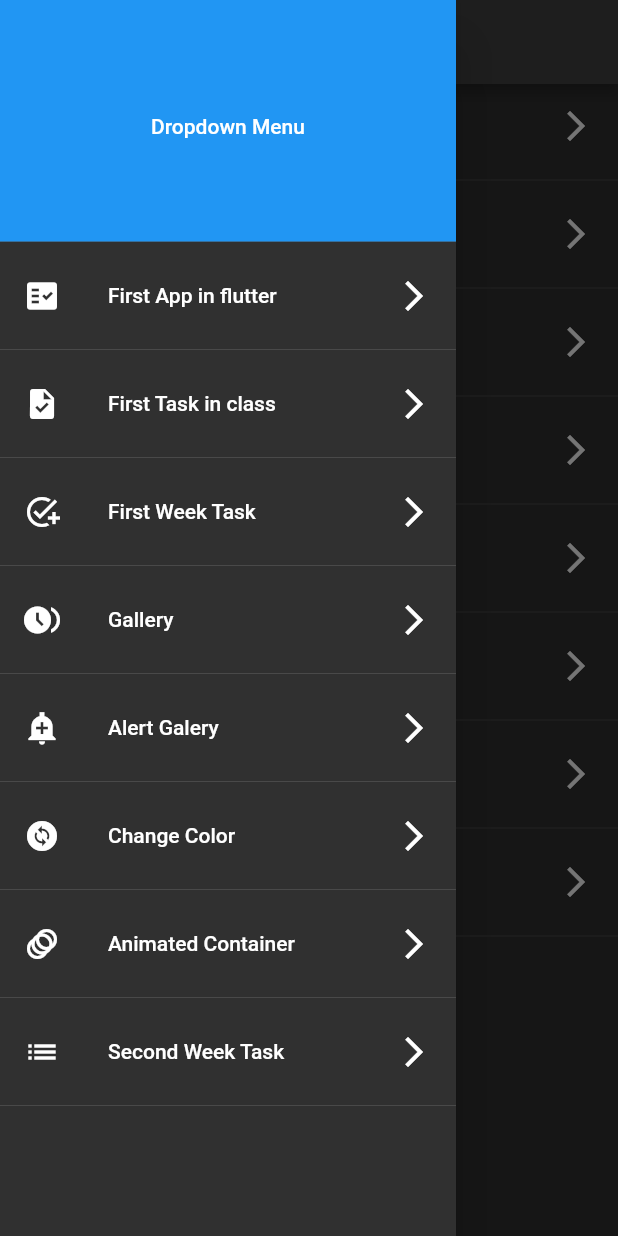
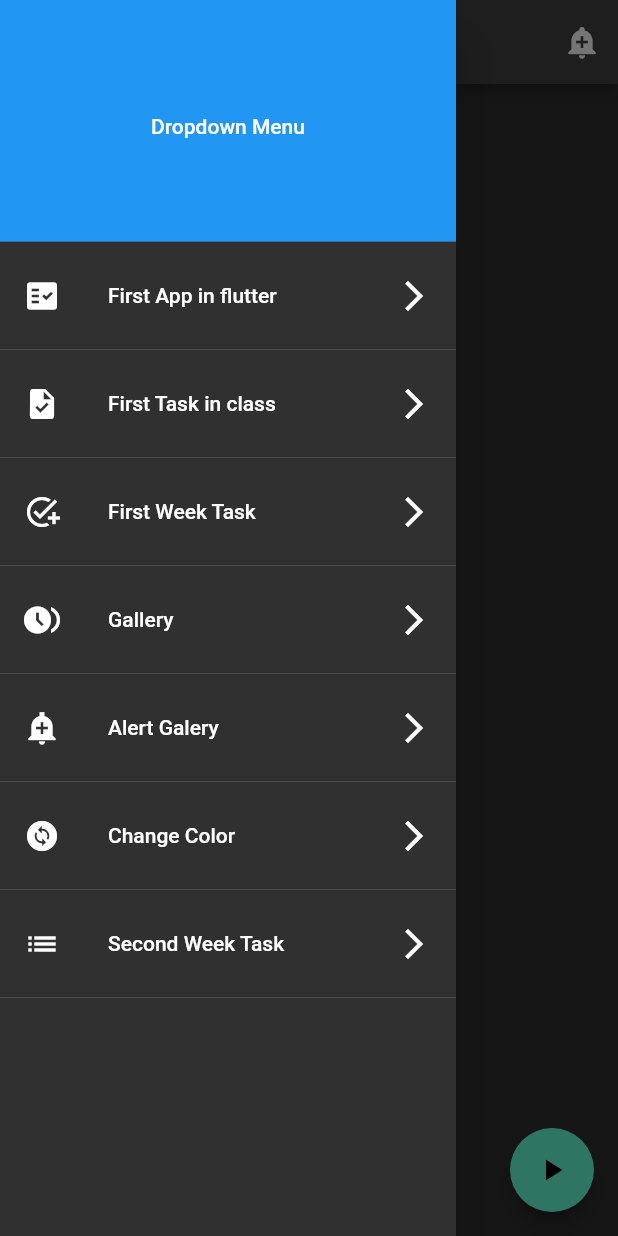
Before and after one commit to DeijoseDevelop/proyecto_flutter_LSV, a Flutter app: the screen it shows after launch, with the side drawer open, on a phone screen of 412 x 824 dp. Run offline on Flutter 3.47's test engine with Material 2 defaults, Android fonts, the phone set to English and light mode, and no system bars.

Commit message:
add sidebar, modify home page and improve code

```diff
--- a/lib/src/routes/routes.dart
+++ b/lib/src/routes/routes.dart
@@ -8,7 +8,6 @@ import 'package:final_project_of_mobile/src/view/cont_page.dart';
 import 'package:final_project_of_mobile/src/view/gallery_view.dart';
 import 'package:final_project_of_mobile/src/view/alert_view.dart';
 import 'package:final_project_of_mobile/src/view/change_color.dart';
-import 'package:final_project_of_mobile/src/view/animated_container.dart';
 import 'package:final_project_of_mobile/src/view/activity_list_page.dart';
 
 
@@ -21,7 +20,6 @@ Map<String, WidgetBuilder> getRoutes(){
     '/gallery': (BuildContext context) => const Gallery(),
     '/alert': (BuildContext context) => const AlertView(),
     '/changeColor': (BuildContext context) => const ChangeColor(),
-    '/animatedContainer': (BuildContext context) => const AnimatedContainerPage(),
     '/lista': (BuildContext context) => const ActivityListPage(),
   };
 }
--- a/lib/src/utils/list_routes.dart
+++ b/lib/src/utils/list_routes.dart
@@ -49,13 +49,6 @@ class Routes {
       ),
       const Divider(),
       ListTile(
-        leading: const Icon(Icons.animation),
-        title: const Text('Animated Container'),
-        onTap: () => Navigator.pushNamed(contexto, '/animatedContainer'),
-        trailing: const Icon(Icons.arrow_forward_ios),
-      ),
-      const Divider(),
-      ListTile(
         leading: const Icon(Icons.list),
         title: const Text('Second Week Task'),
         onTap: () => Navigator.pushNamed(contexto, '/lista'),
--- a/lib/src/view/animated_container.dart
+++ b/lib/src/view/animated_container.dart
@@ -17,10 +17,6 @@ class _AnimatedContainerPageState extends State<AnimatedContainerPage> {
   @override
   Widget build(BuildContext context) {
     return Scaffold(
-        appBar: AppBar(
-          title: const Text('Animated Container'),
-          centerTitle: true,
-        ),
         body: Center(
           child: AnimatedContainer(
             duration: const Duration(milliseconds: 400),
@@ -36,16 +32,17 @@ class _AnimatedContainerPageState extends State<AnimatedContainerPage> {
         floatingActionButton: FloatingActionButton(
           onPressed: _changeForm,
           child: const Icon(Icons.play_arrow),
-        )
-    );
+        ));
   }
 
   void _changeForm() {
     setState(() {
       _width = Random().nextInt(300).toDouble();
       _height = Random().nextInt(300).toDouble();
-      _color = Color.fromRGBO(Random().nextInt(300), Random().nextInt(300),
-          Random().nextInt(300), 1);
+      _color = Color.fromRGBO(
+        Random().nextInt(300),
+        Random().nextInt(300),
+        Random().nextInt(300), 1);
       _borderRadius = BorderRadius.circular(Random().nextInt(100).toDouble());
     });
   }
--- a/lib/src/view/home_view.dart
+++ b/lib/src/view/home_view.dart
@@ -3,6 +3,7 @@
 import 'package:flutter/material.dart';
 
 import 'package:final_project_of_mobile/src/utils/list_routes.dart';
+import 'package:final_project_of_mobile/src/view/animated_container.dart';
 
 class HomeView extends StatelessWidget {
   const HomeView({Key? key}) : super(key: key);
@@ -13,13 +14,28 @@ class HomeView extends StatelessWidget {
 
     return Scaffold(
       appBar: AppBar(
-        title: const Text('Home Page'),
+        title: const Text('Welcome'),
         centerTitle: true,
         titleTextStyle: const TextStyle(fontSize: 30.0),
+        actions: <Widget>[
+          IconButton(
+            icon: const Icon(Icons.add_alert),
+            tooltip: 'Show Snackbar',
+            onPressed: () {
+               ScaffoldMessenger.of(context).showSnackBar(
+                 const SnackBar(
+                   content: Text('Hello new user, click on the play menu to see the animation or on the hamburger menu to navigate.',
+                   style: TextStyle(color: Colors.green, fontSize: 20.0, fontWeight: FontWeight.bold),
+                   ),
+                  )
+               );
+            },
+          ),
+        ],
       ),
-      body: ListView(
-        children: routes.listRoutes()
-        ),
+      body: const Center(
+        child: AnimatedContainerPage(),
+      ),
       drawer: Drawer(
         child: ListView(
           padding: EdgeInsets.zero,
```
